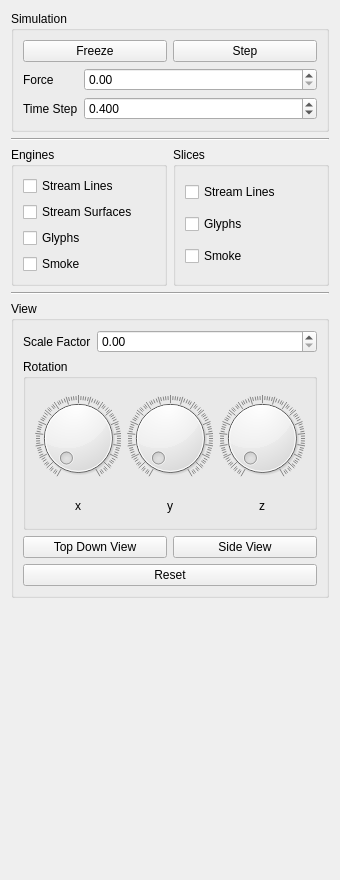
The window that smoke/view/simulationtab.ui (bvanloon/Scientific-Visualization) describes before a commit, drawn with Qt 5.
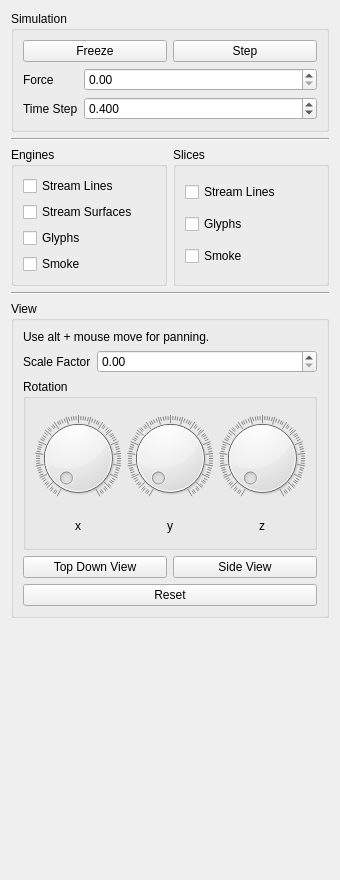
The same window after the commit.

Commit message: Add explanation about panning.

Patch:
```diff
--- a/smoke/view/simulationtab.ui
+++ b/smoke/view/simulationtab.ui
@@ -190,6 +190,13 @@
       <string>View</string>
      </property>
      <layout class="QVBoxLayout" name="verticalLayout_4">
+      <item>
+       <widget class="QLabel" name="label">
+        <property name="text">
+         <string>Use alt + mouse move for panning.</string>
+        </property>
+       </widget>
+      </item>
       <item>
        <layout class="QFormLayout" name="formLayout">
         <item row="0" column="1">
```
